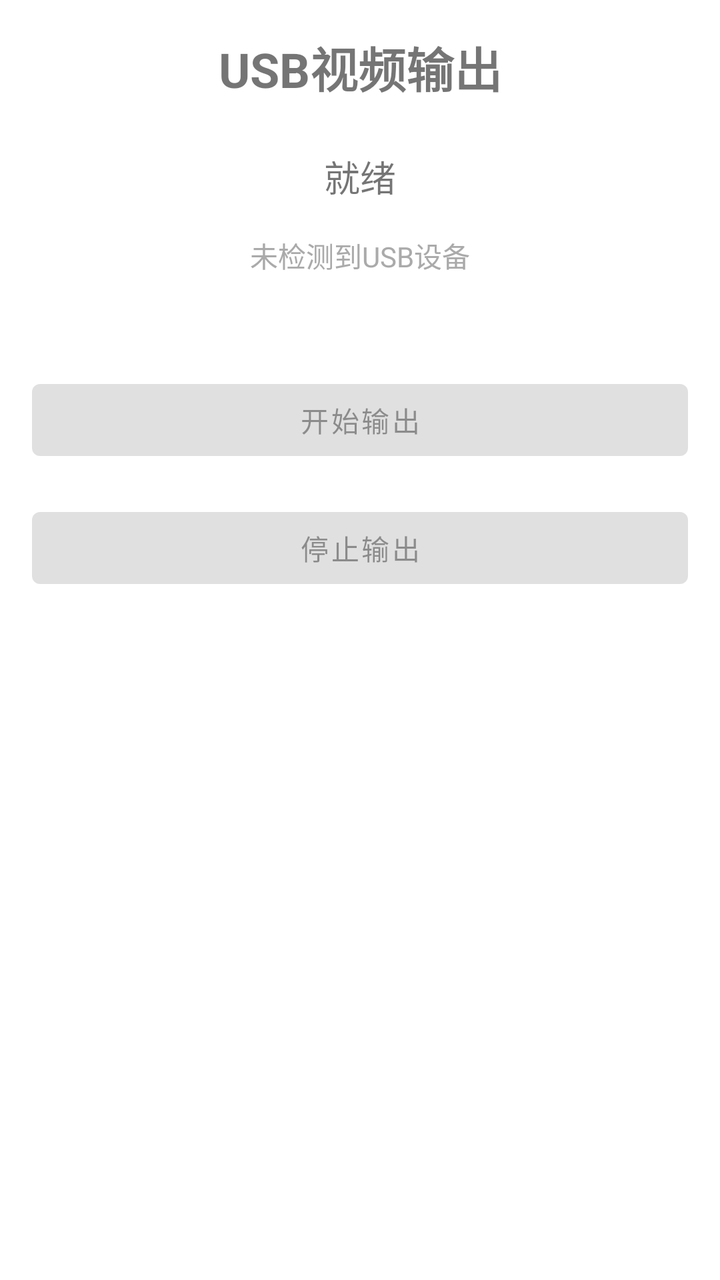
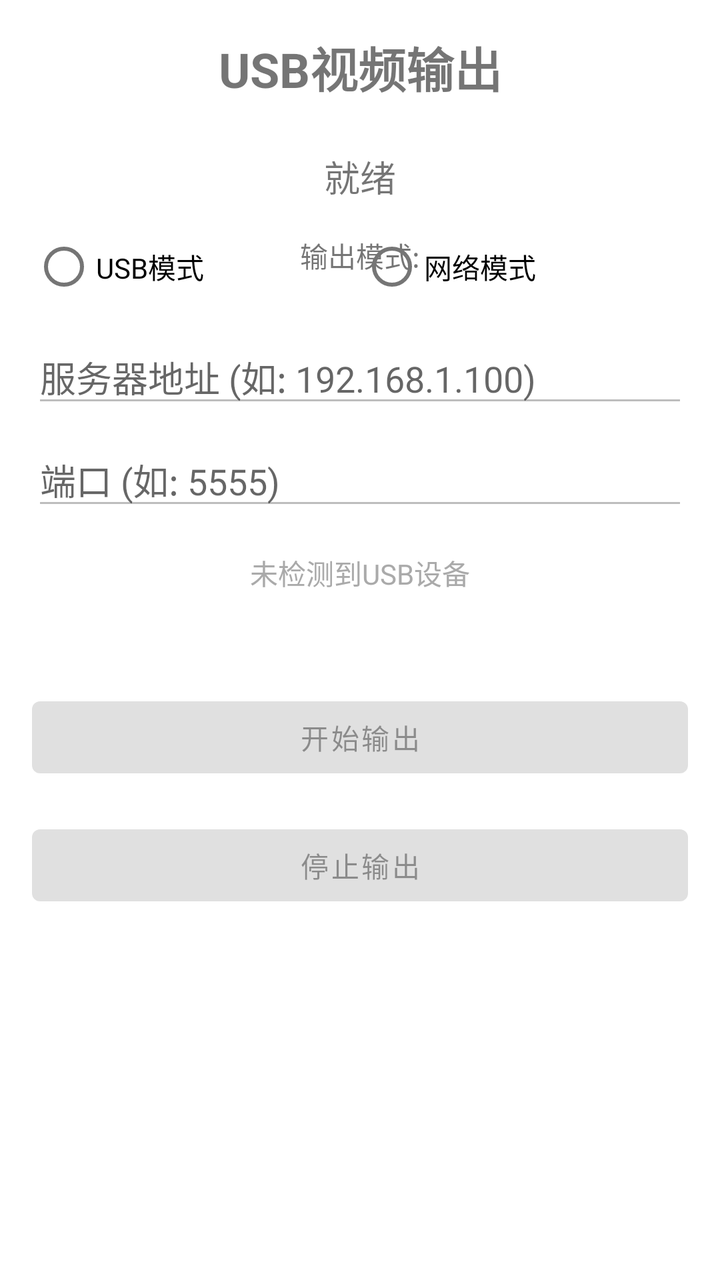

Compare the two renders of this Android layout. The source of the first and the diff that turns it into the second are given below.
<!-- AndroidManifest.xml: application theme Theme.USBVideoOut -->
<!-- res/layout/activity_main.xml -->
<?xml version="1.0" encoding="utf-8"?>
<androidx.constraintlayout.widget.ConstraintLayout xmlns:android="http://schemas.android.com/apk/res/android"
    xmlns:app="http://schemas.android.com/apk/res-auto"
    xmlns:tools="http://schemas.android.com/tools"
    android:layout_width="match_parent"
    android:layout_height="match_parent"
    android:padding="16dp"
    tools:context=".MainActivity">

    <TextView
        android:id="@+id/tvTitle"
        android:layout_width="wrap_content"
        android:layout_height="wrap_content"
        android:text="@string/app_name"
        android:textSize="24sp"
        android:textStyle="bold"
        app:layout_constraintEnd_toEndOf="parent"
        app:layout_constraintStart_toStartOf="parent"
        app:layout_constraintTop_toTopOf="parent" />

    <TextView
        android:id="@+id/tvStatus"
        android:layout_width="wrap_content"
        android:layout_height="wrap_content"
        android:layout_marginTop="24dp"
        android:text="@string/status_ready"
        android:textSize="18sp"
        app:layout_constraintEnd_toEndOf="parent"
        app:layout_constraintStart_toStartOf="parent"
        app:layout_constraintTop_toBottomOf="@id/tvTitle" />

    <TextView
        android:id="@+id/tvUsbStatus"
        android:layout_width="wrap_content"
        android:layout_height="wrap_content"
        android:layout_marginTop="16dp"
        android:text="@string/usb_not_found"
        android:textSize="14sp"
        android:textColor="@android:color/darker_gray"
        app:layout_constraintEnd_toEndOf="parent"
        app:layout_constraintStart_toStartOf="parent"
        app:layout_constraintTop_toBottomOf="@id/tvStatus" />

    <Button
        android:id="@+id/btnStart"
        android:layout_width="0dp"
        android:layout_height="wrap_content"
        android:layout_marginTop="48dp"
        android:text="@string/start_stream"
        android:enabled="false"
        app:layout_constraintEnd_toEndOf="parent"
        app:layout_constraintStart_toStartOf="parent"
        app:layout_constraintTop_toBottomOf="@id/tvUsbStatus" />

    <Button
        android:id="@+id/btnStop"
        android:layout_width="0dp"
        android:layout_height="wrap_content"
        android:layout_marginTop="16dp"
        android:text="@string/stop_stream"
        android:enabled="false"
        app:layout_constraintEnd_toEndOf="parent"
        app:layout_constraintStart_toStartOf="parent"
        app:layout_constraintTop_toBottomOf="@id/btnStart" />

    <TextView
        android:id="@+id/tvInfo"
        android:layout_width="0dp"
        android:layout_height="wrap_content"
        android:layout_marginTop="32dp"
        android:text=""
        android:textSize="12sp"
        android:gravity="center"
        app:layout_constraintEnd_toEndOf="parent"
        app:layout_constraintStart_toStartOf="parent"
        app:layout_constraintTop_toBottomOf="@id/btnStop" />

</androidx.constraintlayout.widget.ConstraintLayout>
<!-- resources referenced by this layout -->
<resources>
  <string name="app_name">USB视频输出</string>
  <string name="start_stream">开始输出</string>
  <string name="status_ready">就绪</string>
  <string name="stop_stream">停止输出</string>
  <string name="usb_not_found">未检测到USB设备</string>
  <style name="Theme.USBVideoOut" parent="Theme.MaterialComponents.DayNight.DarkActionBar">
          <item name="colorPrimary">@color/primary</item>
          <item name="colorPrimaryDark">@color/primary_dark</item>
          <item name="colorAccent">@color/accent</item>
      </style>
  <color name="primary">#FF2196F3</color>
  <color name="primary_dark">#FF1976D2</color>
  <color name="accent">#FFFF4081</color>
</resources>

<!-- the commit's change to res/layout/activity_main.xml (unified diff, before → after) -->
@@ -30,6 +30,65 @@
         app:layout_constraintTop_toBottomOf="@id/tvTitle" />
 
     <TextView
+        android:layout_width="wrap_content"
+        android:layout_height="wrap_content"
+        android:layout_marginTop="16dp"
+        android:text="输出模式:"
+        android:textSize="14sp"
+        app:layout_constraintEnd_toEndOf="parent"
+        app:layout_constraintStart_toStartOf="parent"
+        app:layout_constraintTop_toBottomOf="@id/tvStatus" />
+
+    <RadioGroup
+        android:id="@+id/rgOutputMode"
+        android:layout_width="0dp"
+        android:layout_height="wrap_content"
+        android:layout_marginTop="8dp"
+        android:orientation="horizontal"
+        app:layout_constraintEnd_toEndOf="parent"
+        app:layout_constraintStart_toStartOf="parent"
+        app:layout_constraintTop_toBottomOf="@+id/tvStatus">
+
+        <RadioButton
+            android:id="@+id/rbUsbMode"
+            android:layout_width="0dp"
+            android:layout_height="wrap_content"
+            android:layout_weight="1"
+            android:text="USB模式" />
+
+        <RadioButton
+            android:id="@+id/rbNetworkMode"
+            android:layout_width="0dp"
+            android:layout_height="wrap_content"
+            android:layout_weight="1"
+            android:text="网络模式" />
+    </RadioGroup>
+
+    <EditText
+        android:id="@+id/etServerHost"
+        android:layout_width="0dp"
+        android:layout_height="wrap_content"
+        android:layout_marginTop="8dp"
+        android:hint="服务器地址 (如: 192.168.1.100)"
+        android:inputType="text"
+        android:enabled="false"
+        app:layout_constraintEnd_toEndOf="parent"
+        app:layout_constraintStart_toStartOf="parent"
+        app:layout_constraintTop_toBottomOf="@id/rgOutputMode" />
+
+    <EditText
+        android:id="@+id/etServerPort"
+        android:layout_width="0dp"
+        android:layout_height="wrap_content"
+        android:layout_marginTop="8dp"
+        android:hint="端口 (如: 5555)"
+        android:inputType="number"
+        android:enabled="false"
+        app:layout_constraintEnd_toEndOf="parent"
+        app:layout_constraintStart_toStartOf="parent"
+        app:layout_constraintTop_toBottomOf="@id/etServerHost" />
+
+    <TextView
         android:id="@+id/tvUsbStatus"
         android:layout_width="wrap_content"
         android:layout_height="wrap_content"
@@ -39,7 +98,7 @@
         android:textColor="@android:color/darker_gray"
         app:layout_constraintEnd_toEndOf="parent"
         app:layout_constraintStart_toStartOf="parent"
-        app:layout_constraintTop_toBottomOf="@id/tvStatus" />
+        app:layout_constraintTop_toBottomOf="@id/etServerPort" />
 
     <Button
         android:id="@+id/btnStart"
